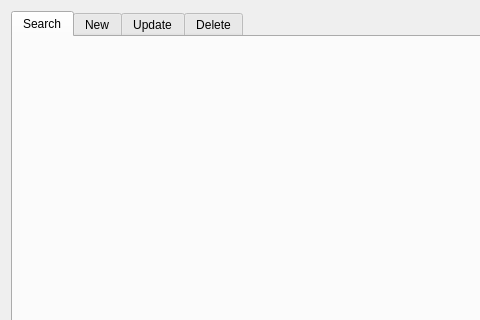
Old version of the form app/Client/MainWindow/forms/userdialog.ui in the repository deskos-xp/MyMoneyMaker; both pictures show x 0 to 480 and y 0 to 320 of the 922 by 523 pixel window.
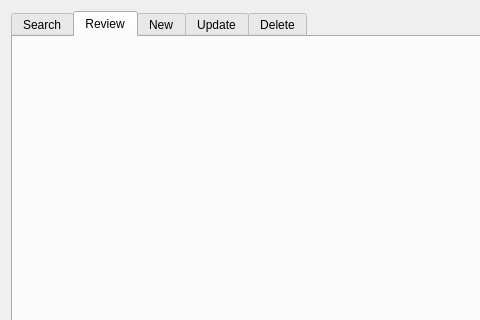
New version of the form. The open tabs and pages were chosen to show the change.

Commit message: added user review tab and updated server user_routes

```diff
--- a/app/Client/MainWindow/forms/userdialog.ui
+++ b/app/Client/MainWindow/forms/userdialog.ui
@@ -38,6 +38,16 @@
        </item>
       </layout>
      </widget>
+     <widget class="QWidget" name="review">
+      <attribute name="title">
+       <string>Review</string>
+      </attribute>
+      <layout class="QGridLayout" name="gridLayout_6">
+       <item row="0" column="0">
+        <widget class="QWidget" name="review_user_widget" native="true"/>
+       </item>
+      </layout>
+     </widget>
      <widget class="QWidget" name="new_user">
       <attribute name="title">
        <string>New</string>
```
The commit also changes 80 other files.
